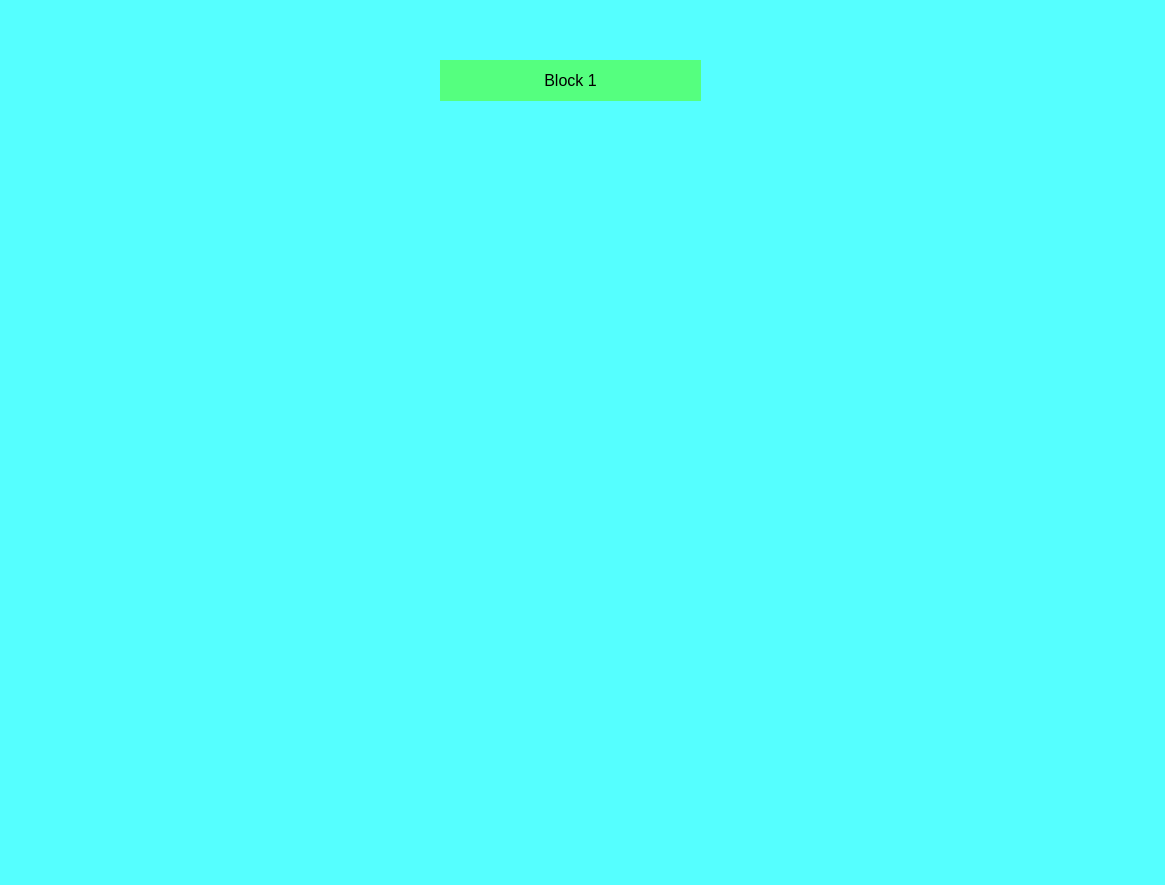
First picture: the form in src/TrackModel/Map_Page.ui, repository aet37/ECE1140-Project, before the edit.
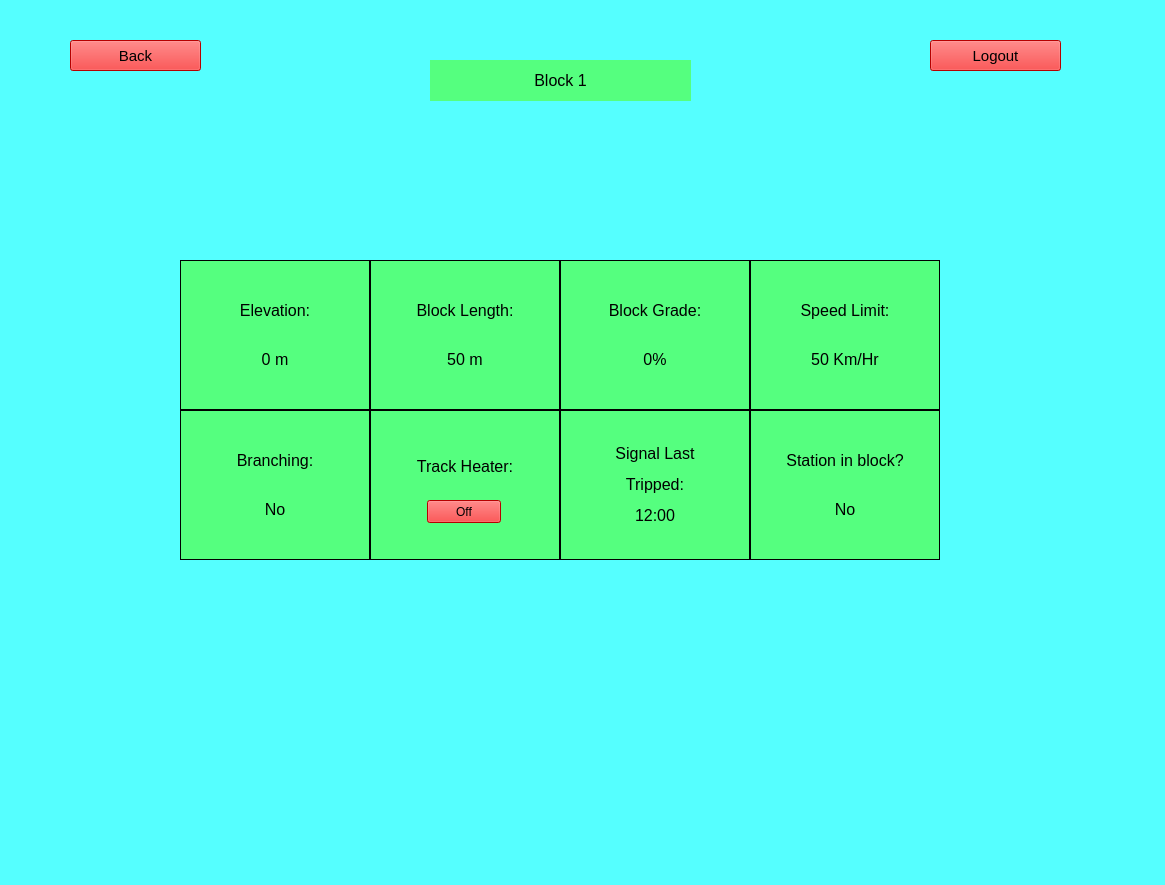
Second picture: the form after the edit. The open tabs and pages were chosen to show the change.

```diff
--- a/src/TrackModel/Map_Page.ui
+++ b/src/TrackModel/Map_Page.ui
@@ -637,7 +637,7 @@
      <widget class="QLabel" name="label_2">
       <property name="geometry">
        <rect>
-        <x>430</x>
+        <x>420</x>
         <y>40</y>
         <width>261</width>
         <height>41</height>
@@ -661,6 +661,334 @@
        <set>Qt::AlignCenter</set>
       </property>
      </widget>
+     <widget class="QPushButton" name="logout_button1">
+      <property name="geometry">
+       <rect>
+        <x>920</x>
+        <y>20</y>
+        <width>131</width>
+        <height>31</height>
+       </rect>
+      </property>
+      <property name="sizePolicy">
+       <sizepolicy hsizetype="Minimum" vsizetype="Minimum">
+        <horstretch>0</horstretch>
+        <verstretch>0</verstretch>
+       </sizepolicy>
+      </property>
+      <property name="minimumSize">
+       <size>
+        <width>0</width>
+        <height>0</height>
+       </size>
+      </property>
+      <property name="maximumSize">
+       <size>
+        <width>1347</width>
+        <height>16777215</height>
+       </size>
+      </property>
+      <property name="font">
+       <font>
+        <pointsize>11</pointsize>
+       </font>
+      </property>
+      <property name="styleSheet">
+       <string notr="true">background-color: rgb(255,0, 0);</string>
+      </property>
+      <property name="text">
+       <string>Logout</string>
+      </property>
+      <property name="iconSize">
+       <size>
+        <width>20</width>
+        <height>20</height>
+       </size>
+      </property>
+     </widget>
+     <widget class="QLabel" name="elevation_1">
+      <property name="geometry">
+       <rect>
+        <x>170</x>
+        <y>240</y>
+        <width>190</width>
+        <height>150</height>
+       </rect>
+      </property>
+      <property name="font">
+       <font>
+        <pointsize>12</pointsize>
+       </font>
+      </property>
+      <property name="styleSheet">
+       <string notr="true">background-color: rgb(85, 255, 127);</string>
+      </property>
+      <property name="frameShape">
+       <enum>QFrame::Box</enum>
+      </property>
+      <property name="text">
+       <string>&lt;html&gt;&lt;head/&gt;&lt;body&gt;&lt;p&gt;Elevation:&lt;br/&gt;&lt;/p&gt;&lt;p&gt;0 m&lt;/p&gt;&lt;/body&gt;&lt;/html&gt;</string>
+      </property>
+      <property name="alignment">
+       <set>Qt::AlignCenter</set>
+      </property>
+     </widget>
+     <widget class="QLabel" name="length_1">
+      <property name="geometry">
+       <rect>
+        <x>360</x>
+        <y>240</y>
+        <width>190</width>
+        <height>150</height>
+       </rect>
+      </property>
+      <property name="font">
+       <font>
+        <pointsize>12</pointsize>
+       </font>
+      </property>
+      <property name="styleSheet">
+       <string notr="true">background-color: rgb(85, 255, 127);</string>
+      </property>
+      <property name="frameShape">
+       <enum>QFrame::Box</enum>
+      </property>
+      <property name="text">
+       <string>&lt;html&gt;&lt;head/&gt;&lt;body&gt;&lt;p&gt;Block Length:&lt;br/&gt;&lt;/p&gt;&lt;p&gt;50 m&lt;/p&gt;&lt;/body&gt;&lt;/html&gt;</string>
+      </property>
+      <property name="alignment">
+       <set>Qt::AlignCenter</set>
+      </property>
+     </widget>
+     <widget class="QLabel" name="grade_1">
+      <property name="geometry">
+       <rect>
+        <x>550</x>
+        <y>240</y>
+        <width>190</width>
+        <height>150</height>
+       </rect>
+      </property>
+      <property name="font">
+       <font>
+        <pointsize>12</pointsize>
+       </font>
+      </property>
+      <property name="styleSheet">
+       <string notr="true">background-color: rgb(85, 255, 127);</string>
+      </property>
+      <property name="frameShape">
+       <enum>QFrame::Box</enum>
+      </property>
+      <property name="text">
+       <string>&lt;html&gt;&lt;head/&gt;&lt;body&gt;&lt;p&gt;Block Grade:&lt;br/&gt;&lt;/p&gt;&lt;p&gt;0%&lt;/p&gt;&lt;/body&gt;&lt;/html&gt;</string>
+      </property>
+      <property name="alignment">
+       <set>Qt::AlignCenter</set>
+      </property>
+     </widget>
+     <widget class="QLabel" name="speed_limit_1">
+      <property name="geometry">
+       <rect>
+        <x>740</x>
+        <y>240</y>
+        <width>190</width>
+        <height>150</height>
+       </rect>
+      </property>
+      <property name="font">
+       <font>
+        <pointsize>12</pointsize>
+       </font>
+      </property>
+      <property name="styleSheet">
+       <string notr="true">background-color: rgb(85, 255, 127);</string>
+      </property>
+      <property name="frameShape">
+       <enum>QFrame::Box</enum>
+      </property>
+      <property name="text">
+       <string>&lt;html&gt;&lt;head/&gt;&lt;body&gt;&lt;p&gt;Speed Limit:&lt;br/&gt;&lt;/p&gt;&lt;p&gt;50 Km/Hr&lt;/p&gt;&lt;/body&gt;&lt;/html&gt;</string>
+      </property>
+      <property name="alignment">
+       <set>Qt::AlignCenter</set>
+      </property>
+     </widget>
+     <widget class="QLabel" name="branching_1">
+      <property name="geometry">
+       <rect>
+        <x>170</x>
+        <y>390</y>
+        <width>190</width>
+        <height>150</height>
+       </rect>
+      </property>
+      <property name="font">
+       <font>
+        <pointsize>12</pointsize>
+       </font>
+      </property>
+      <property name="styleSheet">
+       <string notr="true">background-color: rgb(85, 255, 127);</string>
+      </property>
+      <property name="frameShape">
+       <enum>QFrame::Box</enum>
+      </property>
+      <property name="text">
+       <string>&lt;html&gt;&lt;head/&gt;&lt;body&gt;&lt;p&gt;Branching:&lt;br/&gt;&lt;/p&gt;&lt;p&gt;No&lt;/p&gt;&lt;/body&gt;&lt;/html&gt;</string>
+      </property>
+      <property name="alignment">
+       <set>Qt::AlignCenter</set>
+      </property>
+     </widget>
+     <widget class="QLabel" name="heater_1">
+      <property name="geometry">
+       <rect>
+        <x>360</x>
+        <y>390</y>
+        <width>190</width>
+        <height>150</height>
+       </rect>
+      </property>
+      <property name="font">
+       <font>
+        <pointsize>12</pointsize>
+       </font>
+      </property>
+      <property name="styleSheet">
+       <string notr="true">background-color: rgb(85, 255, 127);</string>
+      </property>
+      <property name="frameShape">
+       <enum>QFrame::Box</enum>
+      </property>
+      <property name="text">
+       <string>&lt;html&gt;&lt;head/&gt;&lt;body&gt;&lt;p&gt;Track Heater:&lt;br/&gt;&lt;br/&gt;&lt;/p&gt;&lt;/body&gt;&lt;/html&gt;</string>
+      </property>
+      <property name="alignment">
+       <set>Qt::AlignCenter</set>
+      </property>
+     </widget>
+     <widget class="QLabel" name="signal_1">
+      <property name="geometry">
+       <rect>
+        <x>550</x>
+        <y>390</y>
+        <width>190</width>
+        <height>150</height>
+       </rect>
+      </property>
+      <property name="font">
+       <font>
+        <pointsize>12</pointsize>
+       </font>
+      </property>
+      <property name="styleSheet">
+       <string notr="true">background-color: rgb(85, 255, 127);</string>
+      </property>
+      <property name="frameShape">
+       <enum>QFrame::Box</enum>
+      </property>
+      <property name="text">
+       <string>&lt;html&gt;&lt;head/&gt;&lt;body&gt;&lt;p&gt;Signal Last&lt;/p&gt;&lt;p&gt;Tripped:&lt;/p&gt;&lt;p&gt;12:00&lt;/p&gt;&lt;/body&gt;&lt;/html&gt;</string>
+      </property>
+      <property name="alignment">
+       <set>Qt::AlignCenter</set>
+      </property>
+     </widget>
+     <widget class="QLabel" name="station_1">
+      <property name="geometry">
+       <rect>
+        <x>740</x>
+        <y>390</y>
+        <width>190</width>
+        <height>150</height>
+       </rect>
+      </property>
+      <property name="font">
+       <font>
+        <pointsize>12</pointsize>
+       </font>
+      </property>
+      <property name="styleSheet">
+       <string notr="true">background-color: rgb(85, 255, 127);</string>
+      </property>
+      <property name="frameShape">
+       <enum>QFrame::Box</enum>
+      </property>
+      <property name="text">
+       <string>&lt;html&gt;&lt;head/&gt;&lt;body&gt;&lt;p&gt;Station in block?&lt;br/&gt;&lt;/p&gt;&lt;p&gt;No&lt;/p&gt;&lt;/body&gt;&lt;/html&gt;</string>
+      </property>
+      <property name="alignment">
+       <set>Qt::AlignCenter</set>
+      </property>
+     </widget>
+     <widget class="QPushButton" name="heater_button_1">
+      <property name="geometry">
+       <rect>
+        <x>417</x>
+        <y>480</y>
+        <width>74</width>
+        <height>23</height>
+       </rect>
+      </property>
+      <property name="styleSheet">
+       <string notr="true">background-color: rgb(255, 0, 0);</string>
+      </property>
+      <property name="text">
+       <string>Off</string>
+      </property>
+      <property name="checkable">
+       <bool>true</bool>
+      </property>
+      <property name="checked">
+       <bool>false</bool>
+      </property>
+     </widget>
+     <widget class="QPushButton" name="back_button_1">
+      <property name="geometry">
+       <rect>
+        <x>60</x>
+        <y>20</y>
+        <width>131</width>
+        <height>31</height>
+       </rect>
+      </property>
+      <property name="sizePolicy">
+       <sizepolicy hsizetype="Minimum" vsizetype="Minimum">
+        <horstretch>0</horstretch>
+        <verstretch>0</verstretch>
+       </sizepolicy>
+      </property>
+      <property name="minimumSize">
+       <size>
+        <width>0</width>
+        <height>0</height>
+       </size>
+      </property>
+      <property name="maximumSize">
+       <size>
+        <width>1347</width>
+        <height>16777215</height>
+       </size>
+      </property>
+      <property name="font">
+       <font>
+        <pointsize>11</pointsize>
+       </font>
+      </property>
+      <property name="styleSheet">
+       <string notr="true">background-color: rgb(255, 0, 0);</string>
+      </property>
+      <property name="text">
+       <string>Back</string>
+      </property>
+      <property name="iconSize">
+       <size>
+        <width>20</width>
+        <height>20</height>
+       </size>
+      </property>
+     </widget>
     </widget>
     <widget class="QWidget" name="page_5">
      <widget class="QLabel" name="label_3">
```
Left out of the diff: 1138 changed lines with no effect on the pictures.
